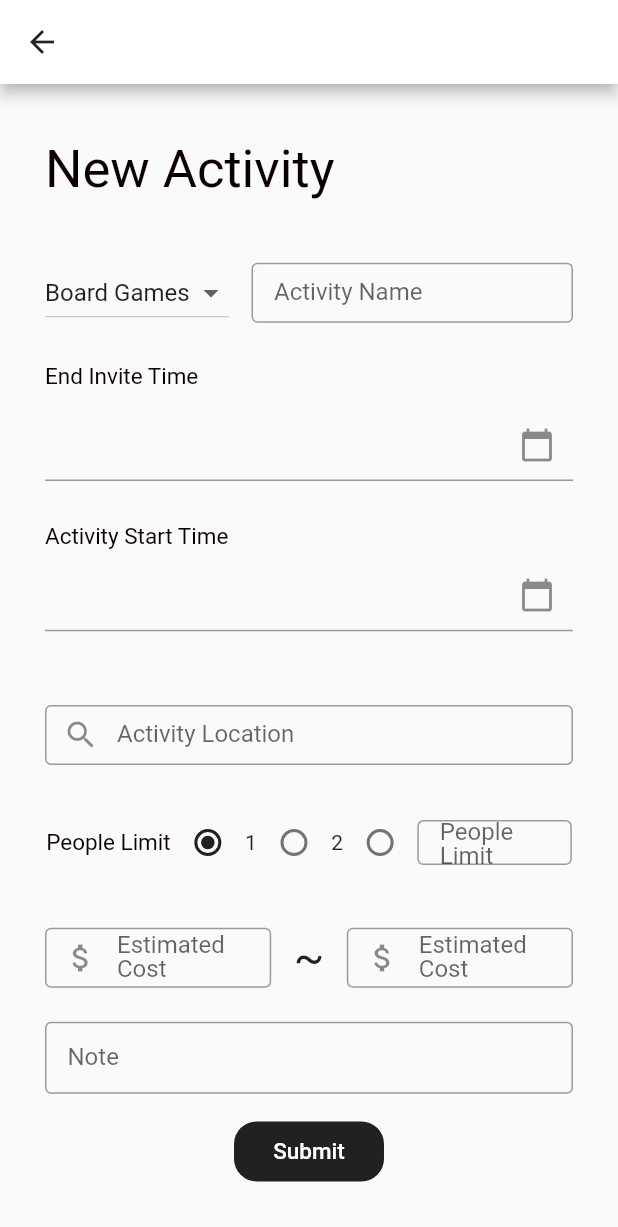
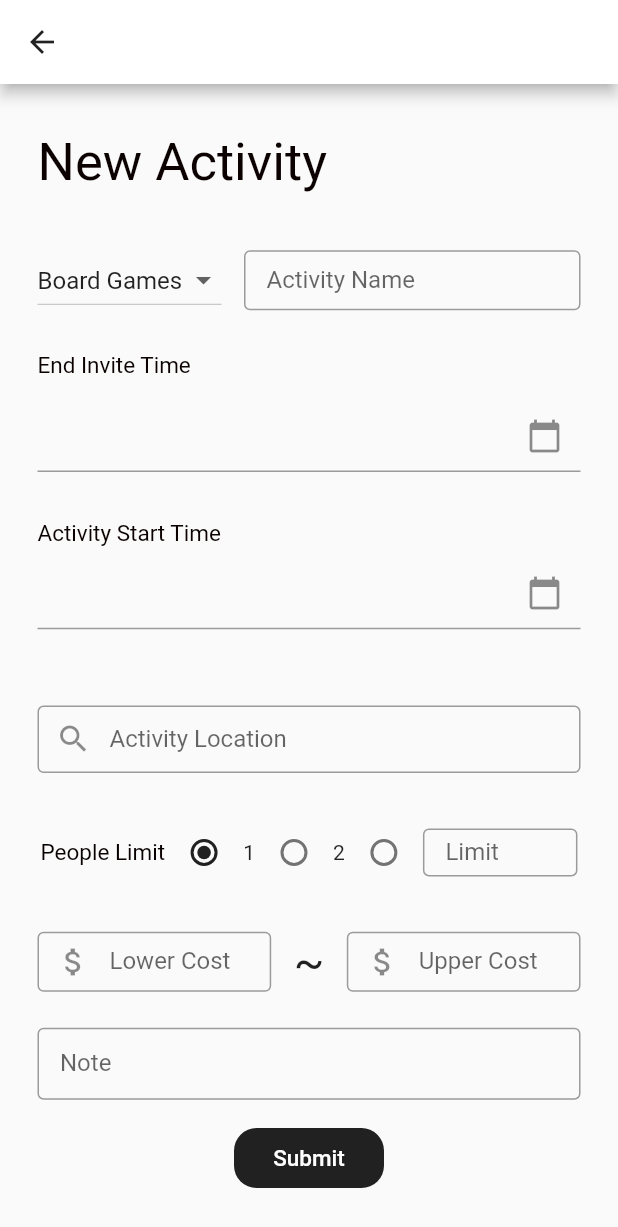
Before and after one commit to Botang-Liao/App, a Flutter app: the Deck screen opened directly, on a phone screen of 412 x 824 dp. Shown: the top 1227 px of the screen. Run offline on Flutter 3.47's test engine with Material 2 defaults, Android fonts, the phone set to English and light mode, and no system bars; our stand-ins replace cookie_jar, dio, dio_cookie_manager, geolocator, google_maps_flutter, page_transition; Roboto replaces fonts that are missing (Mononoki).

Commit message:
Adjust UI details

```diff
--- a/app/lib/ActivityFunc/Fun.dart
+++ b/app/lib/ActivityFunc/Fun.dart
@@ -142,13 +142,14 @@ class _DeckState extends State<Deck> {
   @override
   Widget build(BuildContext context) {
     return Scaffold(
+      resizeToAvoidBottomInset: false,
       appBar: AppBar(
         iconTheme: IconThemeData(color: Colors.black87),
         backgroundColor: Colors.white,
         title: const Text('Fun'),
       ),
       body: Padding(
-        padding: const EdgeInsets.all(30.0), //調整介面內容與邊線距離
+        padding: const EdgeInsets.all(25.0), //調整介面內容與邊線距離
         child: Column(
           mainAxisAlignment: MainAxisAlignment.spaceEvenly,
           crossAxisAlignment: CrossAxisAlignment.start,
@@ -158,7 +159,7 @@ class _DeckState extends State<Deck> {
               style:
                   TextStyle(color: Color.fromARGB(255, 10, 1, 0), fontSize: 35),
             ),
-            const SizedBox(height: 25),
+            const SizedBox(height: 20),
             //下拉式選單
             Row(
               mainAxisAlignment: MainAxisAlignment.spaceAround,
@@ -213,7 +214,7 @@ class _DeckState extends State<Deck> {
             ),
 
             SizedBox(
-              width: 20,
+              width: 18,
             ),
 
             TextFormField(
@@ -231,7 +232,7 @@ class _DeckState extends State<Deck> {
 
             SizedBox(
               width: 15,
-              height: 15,
+              height: 18,
             ),
             //活動開始時間
             const Text(
@@ -265,7 +266,7 @@ class _DeckState extends State<Deck> {
                 children: [
                   SizedBox(width: 15, height: 10),
                   SizedBox(
-                    height: 40,
+                    height: 45,
                     child: TextFormField(
                       controller: ActivityLoca,
                       focusNode: _focusNode,
@@ -274,7 +275,7 @@ class _DeckState extends State<Deck> {
                         label: Text("Activity Location"),
                         border: OutlineInputBorder(),
                         contentPadding:
-                            EdgeInsets.symmetric(vertical: 15, horizontal: 15),
+                            EdgeInsets.symmetric(vertical: 12, horizontal: 15),
                       ),
                       onChanged: (value) {
                         setState(() {
@@ -366,11 +367,11 @@ class _DeckState extends State<Deck> {
                 SizedBox(
                   width: MediaQuery.of(context).size.width / 4,
                   child: SizedBox(
-                    height: 30,
+                    height: 32,
                     child: TextFormField(
                       controller: PeopleLimitcontroller,
                       decoration: InputDecoration(
-                        label: Text("People Limit"),
+                        label: Text("Limit"),
                         border: OutlineInputBorder(),
                         contentPadding: EdgeInsets.symmetric(
                             vertical: 10, horizontal: 15), // <-- SEE HERE
@@ -387,7 +388,7 @@ class _DeckState extends State<Deck> {
               ],
             ),
 
-            const SizedBox(height: 20),
+            const SizedBox(height: 15),
             //預算花費
             Row(
               mainAxisAlignment: MainAxisAlignment.spaceEvenly,
@@ -401,7 +402,7 @@ class _DeckState extends State<Deck> {
                         controller: LowerEstimatedCost,
                         decoration: InputDecoration(
                           prefixIcon: Icon(Icons.attach_money),
-                          label: Text("Estimated Cost"),
+                          label: Text("Lower Cost"),
                           border: OutlineInputBorder(),
                           contentPadding: EdgeInsets.symmetric(
                               vertical: 10, horizontal: 15), // <-- SEE HERE //
@@ -420,7 +421,7 @@ class _DeckState extends State<Deck> {
                         controller: UpperEstimatedCost,
                         decoration: InputDecoration(
                           prefixIcon: Icon(Icons.attach_money),
-                          label: Text("Estimated Cost"),
+                          label: Text("Upper Cost"),
                           border: OutlineInputBorder(),
                           contentPadding: EdgeInsets.symmetric(
                               vertical: 10, horizontal: 15), // <-- SEE HERE //
--- a/app/lib/StartPage.dart
+++ b/app/lib/StartPage.dart
@@ -20,14 +20,14 @@ class _StartPageState extends State<StartPage> {
           child: Column(
             children: <Widget>[
               Padding(
-                padding: const EdgeInsets.only(top: 150.0),
+                padding: const EdgeInsets.only(top: 180.0),
                 child: Center(
                   child: Container(
                       alignment: Alignment.center,
                       width: 300,
                       height: 300,
                       child: Image.asset(
-                        'images/logo.jpg',
+                        'assets/images/logo.jpg',
                         width: 300,
                         height: 300,
                         fit: BoxFit.cover,
--- a/app/pubspec.yaml
+++ b/app/pubspec.yaml
@@ -49,3 +49,6 @@ flutter:
     - assets/images/Sport.png
     - assets/images/Food.png
     - assets/images/logo.jpg
+
+android:
+  useAndroidX: true
```
Also changed, not shown: app/lib/ActivityFunc/Food.dart (+12 -12 lines), app/lib/ActivityFunc/Sports.dart (+12 -12 lines), app/lib/HomePage.dart (+37 -24 lines), app/lib/LoginPage.dart (+4 -4 lines), app/lib/Userinfo.dart (+8 -8 lines), 1 other file.
